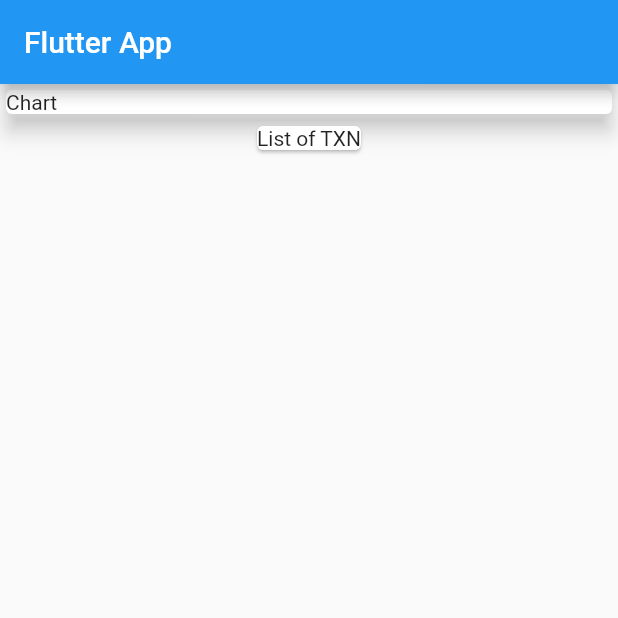
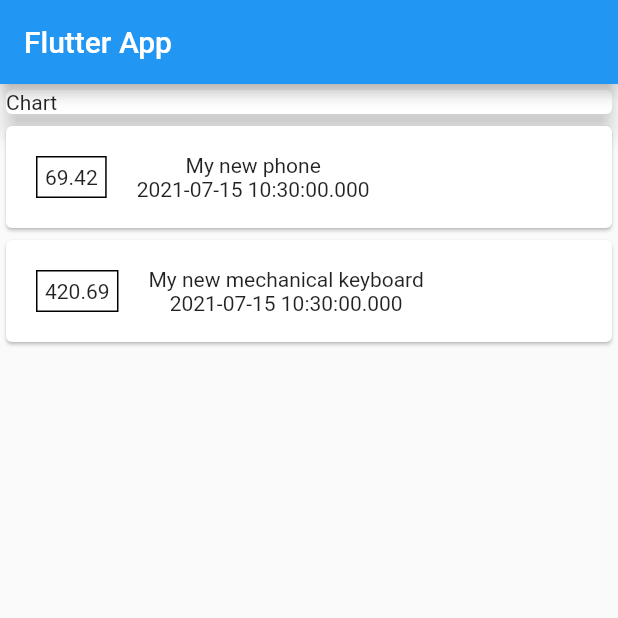
Before and after one commit to sk25469/Personal_Expenses, a Flutter app: the screen it shows after launch, on a phone screen of 412 x 824 dp, the top half of it. Run offline on Flutter 3.47's test engine with Material 2 defaults, Android fonts, the phone set to English and light mode, and no system bars.

Commit message:
some visual changes in card views

```diff
--- a/lib/Model/Transaction.dart
+++ b/lib/Model/Transaction.dart
@@ -1,5 +1,3 @@
-import 'package:flutter/foundation.dart';
-
 class Transaction {
   final String id;
   final String title;
--- a/lib/main.dart
+++ b/lib/main.dart
@@ -42,12 +42,39 @@ class MyHomePage extends StatelessWidget {
             // ignore: sized_box_for_whitespace
             child: Container(
               width: double.infinity,
+              // ignore: prefer_const_constructors
               child: Text("Chart"),
             ),
             elevation: 6,
           ),
-          Card(
-            child: Text("List of TXN"),
+          // ignore: prefer_const_constructors
+          Column(
+            // ignore: prefer_const_constructors
+            children: transaction
+                .map(
+                  (tx) => Card(
+                    child: Row(
+                      children: <Widget>[
+                        Container(
+                          margin: const EdgeInsets.symmetric(
+                            horizontal: 20,
+                            vertical: 20,
+                          ),
+                          child: Text(tx.amount.toString()),
+                          decoration: BoxDecoration(border: Border.all()),
+                          padding: const EdgeInsets.all(5),
+                        ),
+                        Column(
+                          children: <Widget>[
+                            Text(tx.title),
+                            Text(tx.date.toString()),
+                          ],
+                        ),
+                      ],
+                    ),
+                  ),
+                )
+                .toList(),
           ),
         ],
       ),
```
